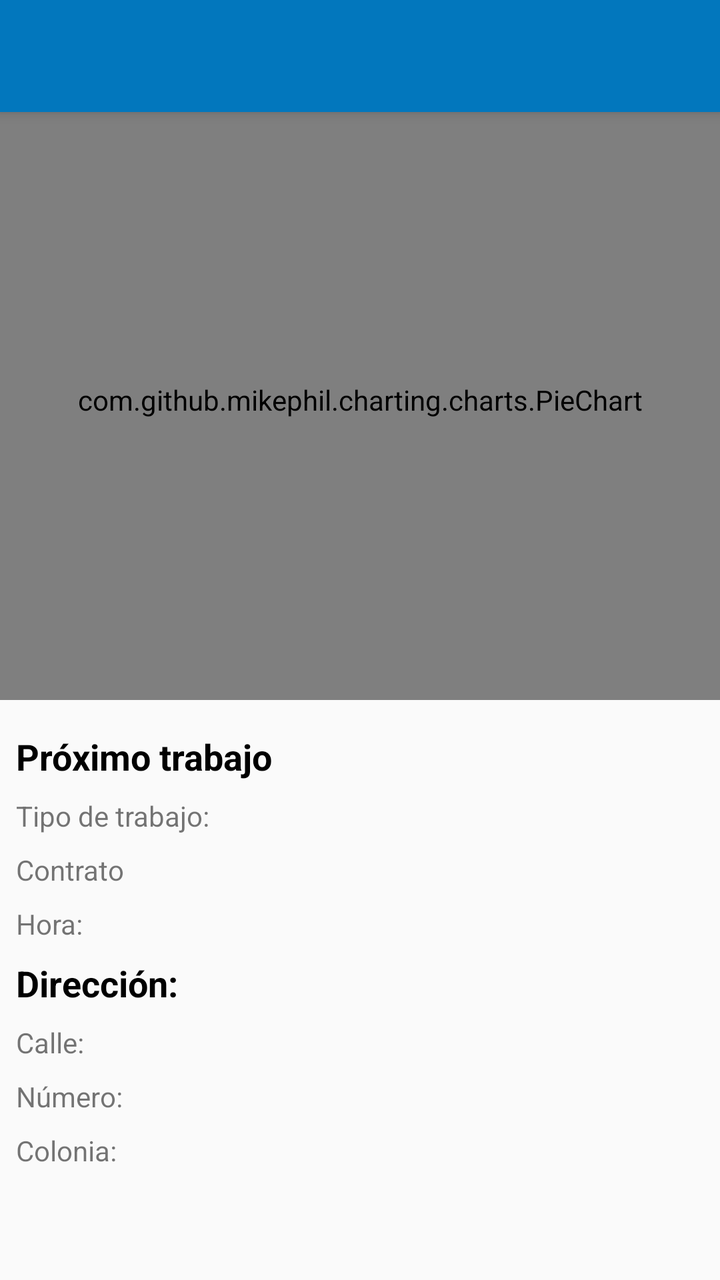
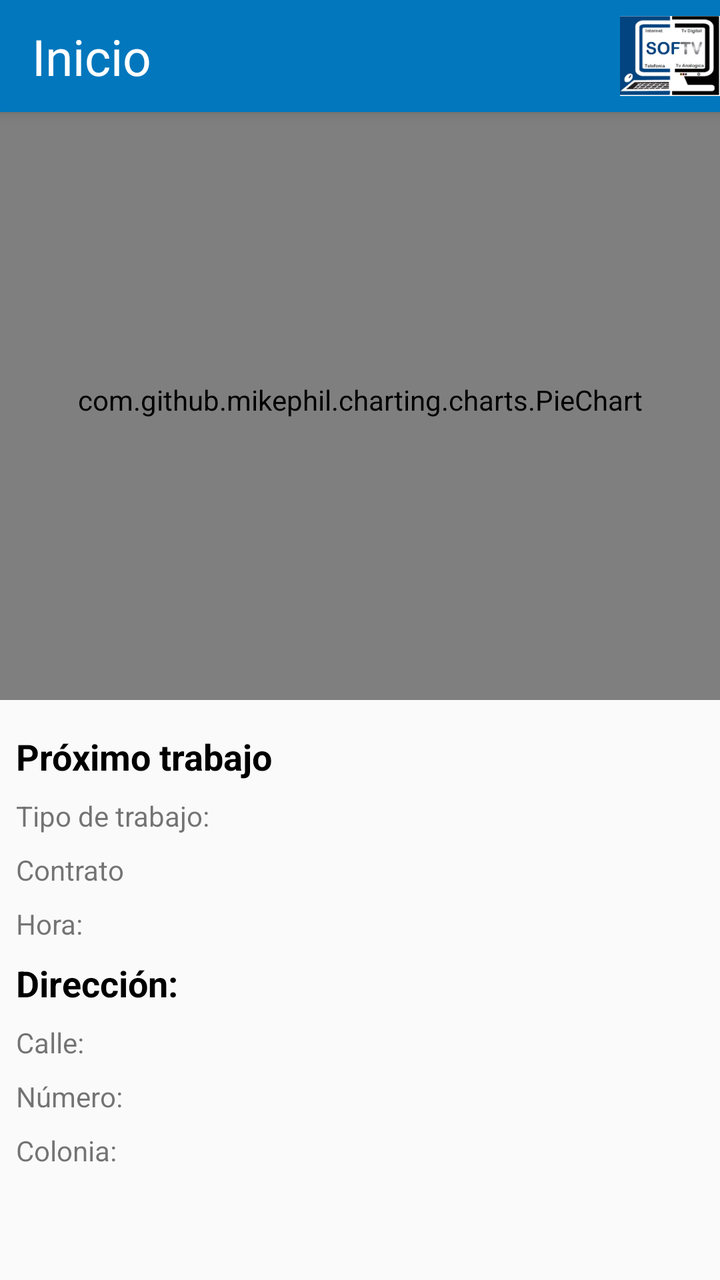

Before-and-after screenshots of an Android layout around one commit, followed by the original layout XML and the change that was made.
<!-- AndroidManifest.xml: application theme AppTheme -->
<!-- res/layout/app_bar_inicio.xml -->
<?xml version="1.0" encoding="utf-8"?>
<android.support.design.widget.CoordinatorLayout xmlns:android="http://schemas.android.com/apk/res/android"
    xmlns:app="http://schemas.android.com/apk/res-auto"
    xmlns:tools="http://schemas.android.com/tools"
    android:layout_width="match_parent"
    android:layout_height="match_parent"
    tools:context=".Activitys.Inicio">

  <android.support.design.widget.AppBarLayout
      android:layout_width="match_parent"
      android:layout_height="wrap_content"
      android:theme="@style/AppTheme.AppBarOverlay">

    <android.support.v7.widget.Toolbar
        android:id="@+id/toolbar"
        android:layout_width="match_parent"
        android:layout_height="?attr/actionBarSize"
        android:background="?attr/colorPrimary"
        app:popupTheme="@style/AppTheme.PopupOverlay" />

  </android.support.design.widget.AppBarLayout>

  <include layout="@layout/content_inicio" />



</android.support.design.widget.CoordinatorLayout>
<!-- res/layout/content_inicio.xml (included above) -->
<?xml version="1.0" encoding="utf-8"?>
<ScrollView
    xmlns:android="http://schemas.android.com/apk/res/android"
    xmlns:app="http://schemas.android.com/apk/res-auto"
    xmlns:tools="http://schemas.android.com/tools"
    android:layout_width="match_parent"
    android:layout_height="match_parent"
    android:id="@+id/ContenidoInicio"
    >

    <android.support.constraint.ConstraintLayout
        android:layout_width="match_parent"
        android:layout_height="match_parent"
        android:paddingBottom="16dp">
        
        <com.github.mikephil.charting.charts.PieChart
            android:id="@+id/graficaPastel"
            android:layout_width="match_parent"
            android:layout_height="300dp"
            android:layout_marginTop="50dp"
            android:paddingLeft="32dp"
            android:paddingRight="32dp"
            app:layout_constraintEnd_toEndOf="parent"
            app:layout_constraintStart_toStartOf="parent"
            app:layout_constraintTop_toTopOf="parent" />


        <android.support.v7.widget.RecyclerView
            android:id="@+id/recyclerGrafica"
            android:layout_width="match_parent"
            android:layout_height="wrap_content"
            android:layout_marginTop="8dp"
            app:layout_constraintEnd_toEndOf="parent"
            app:layout_constraintStart_toStartOf="parent"
            app:layout_constraintTop_toBottomOf="@+id/graficaPastel">

        </android.support.v7.widget.RecyclerView>

        <TextView
            android:id="@+id/textView"
            android:layout_width="0dp"
            android:layout_height="wrap_content"
            android:layout_marginStart="8dp"
            android:layout_marginTop="8dp"
            android:layout_marginEnd="8dp"
            android:text="@string/proximo_Trabajo"
            android:textColor="#000"
            android:textSize="18sp"
            android:textStyle="bold"
            app:layout_constraintEnd_toEndOf="parent"
            app:layout_constraintStart_toStartOf="parent"
            app:layout_constraintTop_toBottomOf="@+id/recyclerGrafica" />

        <TextView
            android:id="@+id/textView2"
            android:layout_width="0dp"
            android:layout_height="wrap_content"
            android:layout_marginStart="8dp"
            android:layout_marginTop="8dp"
            android:layout_marginEnd="8dp"
            android:text="@string/direccion"
            android:textColor="#000"
            android:textSize="18sp"
            android:textStyle="bold"
            app:layout_constraintEnd_toEndOf="parent"
            app:layout_constraintStart_toStartOf="parent"
            app:layout_constraintTop_toBottomOf="@+id/hora" />

        <TextView
            android:id="@+id/textView16"
            android:layout_width="150dp"
            android:layout_height="wrap_content"
            android:layout_marginStart="8dp"
            android:layout_marginTop="8dp"
            android:text="@string/tipoDeTrabajo"
            app:layout_constraintStart_toStartOf="parent"
            app:layout_constraintTop_toBottomOf="@+id/textView" />

        <TextView
            android:id="@+id/tipoDeTrabajo"
            android:layout_width="0dp"
            android:layout_height="wrap_content"
            android:layout_marginStart="16dp"
            android:layout_marginEnd="8dp"
            app:layout_constraintBottom_toBottomOf="@+id/textView16"
            app:layout_constraintEnd_toEndOf="parent"
            app:layout_constraintStart_toEndOf="@+id/textView16"
            app:layout_constraintTop_toTopOf="@+id/textView16" />

        <TextView
            android:id="@+id/textView20"
            android:layout_width="150dp"
            android:layout_height="wrap_content"
            android:layout_marginStart="8dp"
            android:layout_marginTop="8dp"
            android:text="@string/contrato"
            app:layout_constraintStart_toStartOf="parent"
            app:layout_constraintTop_toBottomOf="@+id/tipoDeTrabajo" />

        <TextView
            android:id="@+id/contrato"
            android:layout_width="0dp"
            android:layout_height="wrap_content"
            android:layout_marginTop="8dp"
            android:layout_marginEnd="8dp"
            app:layout_constraintEnd_toEndOf="parent"
            app:layout_constraintStart_toStartOf="@+id/tipoDeTrabajo"
            app:layout_constraintTop_toBottomOf="@+id/tipoDeTrabajo" />

        <TextView
            android:id="@+id/textView25"
            android:layout_width="150dp"
            android:layout_height="wrap_content"
            android:layout_marginStart="8dp"
            android:layout_marginTop="8dp"
            android:text="@string/hora"
            app:layout_constraintStart_toStartOf="parent"
            app:layout_constraintTop_toBottomOf="@+id/contrato" />

        <TextView
            android:id="@+id/hora"
            android:layout_width="0dp"
            android:layout_height="wrap_content"
            android:layout_marginTop="8dp"
            android:layout_marginEnd="8dp"
            app:layout_constraintEnd_toEndOf="parent"
            app:layout_constraintStart_toStartOf="@+id/contrato"
            app:layout_constraintTop_toBottomOf="@+id/contrato" />

        <TextView
            android:id="@+id/textView27"
            android:layout_width="150dp"
            android:layout_height="wrap_content"
            android:layout_marginStart="8dp"
            android:layout_marginTop="8dp"
            android:text="@string/calle"
            app:layout_constraintStart_toStartOf="parent"
            app:layout_constraintTop_toBottomOf="@+id/textView2" />

        <TextView
            android:id="@+id/textView28"
            android:layout_width="150dp"
            android:layout_height="wrap_content"
            android:layout_marginStart="8dp"
            android:layout_marginTop="8dp"
            android:text="@string/numero"
            app:layout_constraintStart_toStartOf="parent"
            app:layout_constraintTop_toBottomOf="@+id/textView27" />

        <TextView
            android:id="@+id/textView29"
            android:layout_width="150dp"
            android:layout_height="wrap_content"
            android:layout_marginStart="8dp"
            android:layout_marginTop="8dp"
            android:text="@string/colonia"
            app:layout_constraintStart_toStartOf="parent"
            app:layout_constraintTop_toBottomOf="@+id/numero" />

        <TextView
            android:id="@+id/calle"
            android:layout_width="0dp"
            android:layout_height="wrap_content"
            android:layout_marginEnd="8dp"
            app:layout_constraintBottom_toBottomOf="@+id/textView27"
            app:layout_constraintEnd_toEndOf="parent"
            app:layout_constraintStart_toStartOf="@+id/hora"
            app:layout_constraintTop_toTopOf="@+id/textView27" />

        <TextView
            android:id="@+id/numero"
            android:layout_width="0dp"
            android:layout_height="wrap_content"
            android:layout_marginTop="8dp"
            android:layout_marginEnd="8dp"
            android:layout_marginBottom="8dp"
            app:layout_constraintBottom_toBottomOf="@+id/textView28"
            app:layout_constraintEnd_toEndOf="parent"
            app:layout_constraintStart_toStartOf="@+id/calle"
            app:layout_constraintTop_toTopOf="@+id/textView28" />

        <TextView
            android:id="@+id/colonia"
            android:layout_width="0dp"
            android:layout_height="wrap_content"
            android:layout_marginEnd="8dp"
            android:layout_marginBottom="16dp"
            app:layout_constraintBottom_toBottomOf="parent"
            app:layout_constraintEnd_toEndOf="parent"
            app:layout_constraintStart_toStartOf="@+id/numero"
            app:layout_constraintTop_toTopOf="@+id/textView29" />

    </android.support.constraint.ConstraintLayout>
</ScrollView>
<!-- resources referenced by this layout -->
<resources>
  <string name="calle">Calle:</string>
  <string name="colonia">Colonia:</string>
  <string name="contrato">Contrato</string>
  <string name="direccion">Dirección:</string>
  <string name="hora">Hora:</string>
  <string name="numero">Número:</string>
  <string name="proximo_Trabajo">Próximo trabajo</string>
  <string name="tipoDeTrabajo">Tipo de trabajo:</string>
  <style name="AppTheme.AppBarOverlay" parent="ThemeOverlay.AppCompat.Dark.ActionBar" />
  <style name="AppTheme.PopupOverlay" parent="ThemeOverlay.AppCompat.Light" />
  <style name="AppTheme" parent="Theme.AppCompat.Light.DarkActionBar">
          
          <item name="colorPrimary">@color/colorPrimary</item>
          <item name="colorPrimaryDark">@color/colorPrimaryDark</item>
          <item name="colorAccent">@color/colorAccent</item>
          <item name="android:colorForeground">@android:color/background_dark</item>
      </style>
  <color name="colorPrimary">#0277BD</color>
  <color name="colorPrimaryDark">#004C8C</color>
  <color name="colorAccent">#0000FF</color>
</resources>

<!-- the commit's change to res/layout/app_bar_inicio.xml (unified diff, before → after) -->
@@ -16,7 +16,30 @@
         android:layout_width="match_parent"
         android:layout_height="?attr/actionBarSize"
         android:background="?attr/colorPrimary"
-        app:popupTheme="@style/AppTheme.PopupOverlay" />
+        app:popupTheme="@style/AppTheme.PopupOverlay">
+
+<android.support.constraint.ConstraintLayout
+    android:layout_width="match_parent"
+    android:layout_height="?attr/actionBarSize">
+
+  <TextView
+      android:layout_width="wrap_content"
+      android:layout_height="wrap_content"
+      android:text="@string/title_activity_inicio"
+      android:textSize="25dp"
+      android:textColor="#ffff"
+      app:layout_constraintBottom_toBottomOf="parent"
+      app:layout_constraintStart_toStartOf="parent"
+      app:layout_constraintTop_toTopOf="parent" />
+  <ImageView
+      android:layout_width="50dp"
+      android:layout_height="?attr/actionBarSize"
+      android:src="@drawable/logo"
+      app:layout_constraintBottom_toBottomOf="parent"
+      app:layout_constraintEnd_toEndOf="parent"
+      app:layout_constraintTop_toTopOf="parent" />
+</android.support.constraint.ConstraintLayout>
+    </android.support.v7.widget.Toolbar>
 
   </android.support.design.widget.AppBarLayout>
 
<!-- resource entries referenced after the edit -->
@@ -1,5 +1,6 @@
 <!-- resources referenced by this layout -->
 <resources>
+  <!-- drawable logo: png bitmap (drawable, 29484 bytes) -->
   <string name="calle">Calle:</string>
   <string name="colonia">Colonia:</string>
   <string name="contrato">Contrato</string>
@@ -8,6 +9,7 @@
   <string name="numero">Número:</string>
   <string name="proximo_Trabajo">Próximo trabajo</string>
   <string name="tipoDeTrabajo">Tipo de trabajo:</string>
+  <string name="title_activity_inicio">Inicio</string>
   <style name="AppTheme.AppBarOverlay" parent="ThemeOverlay.AppCompat.Dark.ActionBar" />
   <style name="AppTheme.PopupOverlay" parent="ThemeOverlay.AppCompat.Light" />
   <style name="AppTheme" parent="Theme.AppCompat.Light.DarkActionBar">
